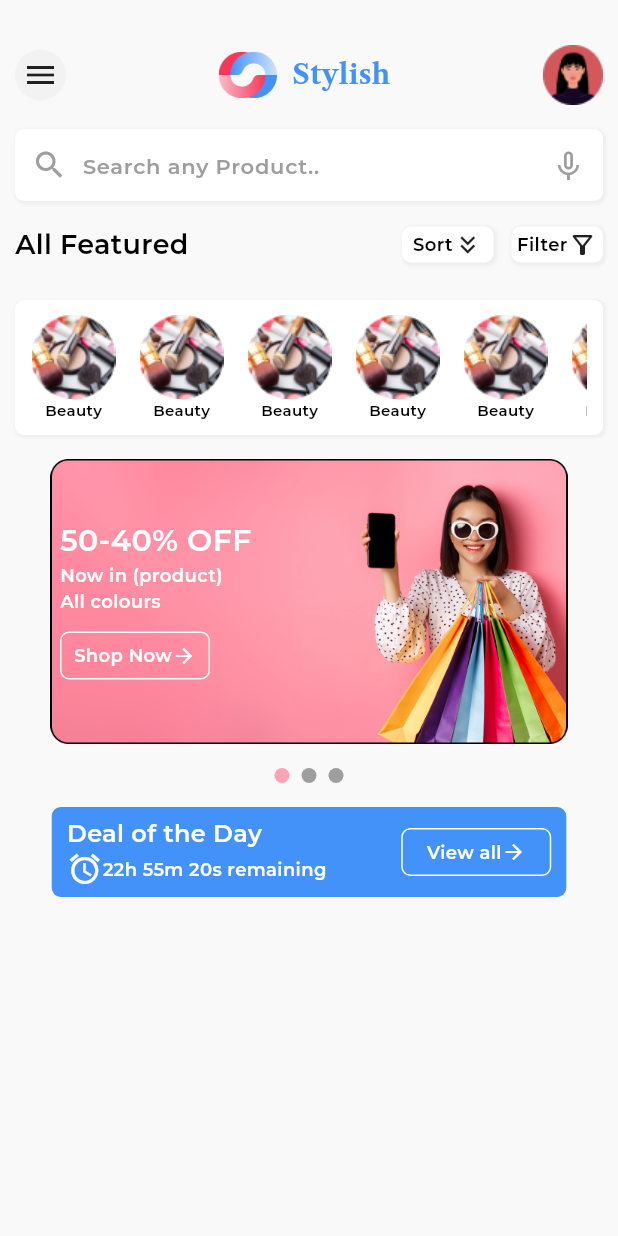
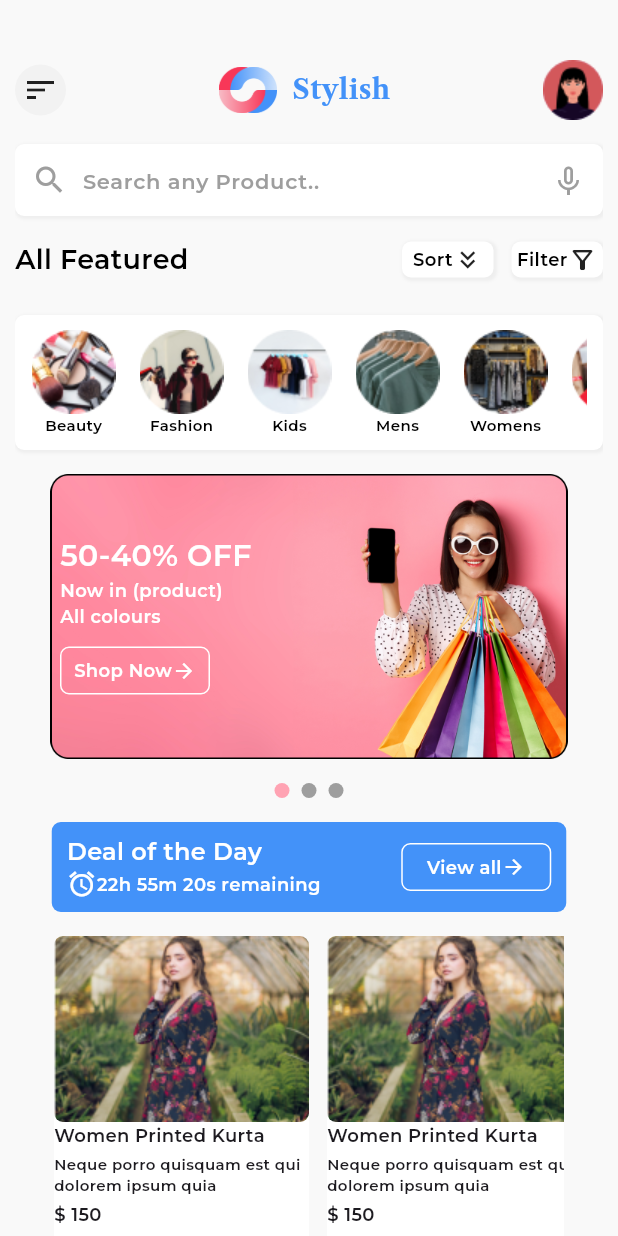
Before and after one commit to 3bdelazizRs/eCommerce-App-Stylish, a Flutter app: the HomePage screen opened directly, on a phone screen of 412 x 824 dp. Run offline on Flutter 3.47's test engine with Material 3 defaults, Android fonts, the phone set to English and light mode, and no system bars; drawn by our look-alikes of smooth_page_indicator; project files that could hold a hidden picture were left out.

Commit message:
add card of annonce and top menu

```diff
--- a/lib/constants/const.dart
+++ b/lib/constants/const.dart
@@ -9,3 +9,4 @@ var circleColor = const Color(0xFFFCF3F6);
 var menuCircleColor = const Color(0xFFF2F2F2);
 var dotsColor = const Color(0xFFFFA3B3);
 var dealColor = const Color(0xFF4392F9);
+var trendingColor = const Color(0xFFFD6E87);
--- a/lib/view/home/homePage.dart
+++ b/lib/view/home/homePage.dart
@@ -1,4 +1,8 @@
 import 'package:e_commerce/constants/const.dart';
+import 'package:e_commerce/view/widgets/cardannonce.dart';
+import 'package:e_commerce/view/widgets/cardofmenu.dart';
+import 'package:e_commerce/view/widgets/cardofproduct.dart';
+import 'package:e_commerce/view/widgets/costumtext.dart';
 import 'package:flutter/material.dart';
 import 'package:smooth_page_indicator/smooth_page_indicator.dart';
 
@@ -11,12 +15,20 @@ class HomePage extends StatefulWidget {
 
 class _HomePageState extends State<HomePage> {
   final controller = PageController();
+  var topMenu = [
+    {"title": "Beauty", "image": "assets/img/Ellipse 4.png"},
+    {"title": "Fashion", "image": "assets/img/Ellipse 5.png"},
+    {"title": "Kids", "image": "assets/img/Ellipse 6.png"},
+    {"title": "Mens", "image": "assets/img/Ellipse 7.png"},
+    {"title": "Womens", "image": "assets/img/Ellipse 8.png"},
+    {"title": "Gifts", "image": "assets/img/Ellipse 9.png"},
+  ];
   @override
   Widget build(BuildContext context) {
     return Scaffold(
       backgroundColor: backgroundColor,
       body: Padding(
-        padding: const EdgeInsets.only(right: 10, left: 10, top: 30),
+        padding: const EdgeInsets.only(right: 10, left: 10, top: 40),
         child: SingleChildScrollView(
           child: Column(
             children: [
@@ -28,7 +40,7 @@ class _HomePageState extends State<HomePage> {
                     decoration: BoxDecoration(
                         color: menuCircleColor,
                         borderRadius: BorderRadius.circular(100)),
-                    child: const Icon(Icons.menu),
+                    child: const Icon(Icons.sort),
                   ),
                   Row(
                     children: [
@@ -195,24 +207,11 @@ class _HomePageState extends State<HomePage> {
                 child: ListView.builder(
                     physics: const BouncingScrollPhysics(),
                     scrollDirection: Axis.horizontal,
-                    itemCount: 6,
-                    itemBuilder: (context, item) {
-                      return Padding(
-                        padding: const EdgeInsets.only(right: 16),
-                        child: Column(
-                          mainAxisAlignment: MainAxisAlignment.center,
-                          children: [
-                            Image.asset("assets/img/Ellipse 4.png"),
-                            const Text(
-                              "Beauty",
-                              style: TextStyle(
-                                color: Colors.black,
-                                fontSize: 10,
-                                fontFamily: 'Montserrat',
-                              ),
-                            )
-                          ],
-                        ),
+                    itemCount: topMenu.length,
+                    itemBuilder: (context, index) {
+                      return CardOfMenu(
+                        text: topMenu[index]["title"]!,
+                        img: topMenu[index]["image"]!,
                       );
                     }),
               ),
@@ -313,50 +312,176 @@ class _HomePageState extends State<HomePage> {
                 height: 16,
               ),
               /* Deal of the Day CARD */
+              CardAnnonce(
+                text: "Deal of the Day",
+                descpition: "22h 55m 20s remaining ",
+                icon: Icons.alarm,
+                color: dealColor,
+              ),
+              const SizedBox(
+                height: 16,
+              ),
+              SizedBox(
+                width: 340,
+                height: 241,
+                child: ListView.builder(
+                    itemCount: 9,
+                    scrollDirection: Axis.horizontal,
+                    itemBuilder: (context, item) {
+                      return const CardOfProduct();
+                    }),
+              ),
+              const SizedBox(
+                height: 16,
+              ),
               Container(
-                padding: const EdgeInsets.symmetric(horizontal: 10),
+                padding: const EdgeInsets.only(left: 8),
+                height: 84,
                 width: 343,
-                height: 60,
                 decoration: BoxDecoration(
-                    color: dealColor, borderRadius: BorderRadius.circular(6)),
+                    borderRadius: BorderRadius.circular(6),
+                    color: Colors.white),
+                child: Row(
+                  children: [
+                    Image.asset("assets/img/Rectangle 56.png"),
+                    const SizedBox(
+                      width: 24,
+                    ),
+                    const Column(
+                        crossAxisAlignment: CrossAxisAlignment.start,
+                        mainAxisAlignment: MainAxisAlignment.center,
+                        children: [
+                          costumText(
+                            text: "Special Offers",
+                            size: 16,
+                            fontWeight: FontWeight.w600,
+                          ),
+                          SizedBox(height: 8),
+                          costumText(
+                              text:
+                                  "We make sure you get the \noffer you need at best prices"),
+                        ])
+                  ],
+                ),
+              ),
+              const SizedBox(
+                height: 16,
+              ),
+              CardAnnonce(
+                  text: "Trending Products",
+                  descpition: "Last Date 29/03/24",
+                  icon: Icons.calendar_month_outlined,
+                  color: trendingColor),
+              const SizedBox(
+                height: 14,
+              ),
+              SizedBox(
+                width: 340,
+                height: 200,
+                child: ListView.builder(
+                    itemCount: 9,
+                    scrollDirection: Axis.horizontal,
+                    itemBuilder: (context, item) {
+                      return Padding(
+                        padding: const EdgeInsets.only(right: 12),
+                        child: Container(
+                          decoration: BoxDecoration(
+                              color: Colors.white,
+                              borderRadius: BorderRadius.circular(6)),
+                          child: Column(
+                            crossAxisAlignment: CrossAxisAlignment.start,
+                            children: [
+                              ClipRRect(
+                                  borderRadius: BorderRadius.circular(6),
+                                  child:
+                                      Image.asset("assets/img/image 18.png")),
+                              const Text(
+                                "IWC Schaffhausen \n2021 Pilot's Watch\n\"SIHH 2019\" 44mm",
+                                style: TextStyle(
+                                    fontSize: 12,
+                                    fontFamily: 'Montserrat',
+                                    fontWeight: FontWeight.w500),
+                              ),
+                              const SizedBox(
+                                height: 4,
+                              ),
+                              const Text(
+                                "\$ 650",
+                                style: TextStyle(
+                                    fontSize: 12,
+                                    fontFamily: 'Montserrat',
+                                    fontWeight: FontWeight.w600),
+                              ),
+                              const SizedBox(
+                                height: 4,
+                              ),
+                              const Row(
+                                children: [
+                                  Text(
+                                    "\$ 1599",
+                                    style: TextStyle(
+                                      color: Colors.grey,
+                                      decoration: TextDecoration.lineThrough,
+                                      fontSize: 12,
+                                      fontFamily: 'Montserrat',
+                                    ),
+                                  ),
+                                  SizedBox(
+                                    width: 4,
+                                  ),
+                                  Text(
+                                    "40% Off",
+                                    style: TextStyle(
+                                      color: Colors.red,
+                                      fontSize: 10,
+                                      fontFamily: 'Montserrat',
+                                    ),
+                                  ),
+                                ],
+                              ),
+                            ],
+                          ),
+                        ),
+                      );
+                    }),
+              ),
+              const SizedBox(
+                height: 14,
+              ),
+              Container(
+                width: 343,
+                height: 270,
+                decoration:
+                    BoxDecoration(borderRadius: BorderRadius.circular(6)),
+                child: Column(
+                  children: [
+                    Image.asset("assets/img/image 10.png"),
+                    Padding(
+                      padding: const EdgeInsets.symmetric(horizontal: 8),
                       child: Row(
                         mainAxisAlignment: MainAxisAlignment.spaceBetween,
                         children: [
                           const Column(
                             crossAxisAlignment: CrossAxisAlignment.start,
-                      mainAxisAlignment: MainAxisAlignment.center,
                             children: [
-                        Text(
-                          "Deal of the Day",
-                          style: TextStyle(
-                              color: Colors.white,
-                              fontSize: 16,
-                              fontFamily: 'Montserrat',
-                              fontWeight: FontWeight.w500),
-                        ),
-                        Row(
-                          children: [
-                            Icon(
-                              Icons.alarm,
-                              color: Colors.white,
+                              SizedBox(
+                                height: 8,
                               ),
                               Text(
-                              "22h 55m 20s remaining ",
+                                "New Arrivals ",
                                 style: TextStyle(
-                                  color: Colors.white,
-                                  fontSize: 12,
+                                    fontSize: 20,
                                     fontFamily: 'Montserrat',
-                                  fontWeight: FontWeight.w500),
+                                    fontWeight: FontWeight.w600),
                               ),
-                          ],
-                        )
+                              Text("Summer' 25 Collections"),
                             ],
                           ),
                           Container(
-                      width: 100,
+                            width: 90,
                             height: 32,
                             decoration: BoxDecoration(
-                          border: Border.all(color: Colors.white),
+                                color: primaryColor,
                                 borderRadius: BorderRadius.circular(6)),
                             child: const Row(
                               mainAxisAlignment: MainAxisAlignment.center,
@@ -382,6 +507,9 @@ class _HomePageState extends State<HomePage> {
                     )
                   ],
                 ),
+              )
+            ],
+          ),
         ),
       ),
     );
--- /dev/null
+++ b/lib/view/widgets/cardannonce.dart
@@ -0,0 +1,86 @@
+import 'package:flutter/material.dart';
+
+class CardAnnonce extends StatelessWidget {
+  const CardAnnonce({
+    super.key,
+    required this.text,
+    required this.descpition,
+    required this.icon,
+    required this.color,
+  });
+  final String text;
+  final String descpition;
+  final IconData icon;
+  final Color color;
+  @override
+  Widget build(BuildContext context) {
+    return Container(
+      padding: const EdgeInsets.symmetric(horizontal: 10),
+      width: 343,
+      height: 60,
+      decoration:
+          BoxDecoration(color: color, borderRadius: BorderRadius.circular(6)),
+      child: Row(
+        mainAxisAlignment: MainAxisAlignment.spaceBetween,
+        children: [
+          Column(
+            crossAxisAlignment: CrossAxisAlignment.start,
+            mainAxisAlignment: MainAxisAlignment.center,
+            children: [
+              Text(
+                text,
+                style: const TextStyle(
+                    color: Colors.white,
+                    fontSize: 16,
+                    fontFamily: 'Montserrat',
+                    fontWeight: FontWeight.w500),
+              ),
+              Row(
+                children: [
+                  Icon(
+                    icon,
+                    size: 20,
+                    color: Colors.white,
+                  ),
+                  Text(
+                    descpition,
+                    style: const TextStyle(
+                        color: Colors.white,
+                        fontSize: 12,
+                        fontFamily: 'Montserrat',
+                        fontWeight: FontWeight.w500),
+                  ),
+                ],
+              )
+            ],
+          ),
+          Container(
+            width: 100,
+            height: 32,
+            decoration: BoxDecoration(
+                border: Border.all(color: Colors.white),
+                borderRadius: BorderRadius.circular(6)),
+            child: const Row(
+              mainAxisAlignment: MainAxisAlignment.center,
+              children: [
+                Text(
+                  "View all",
+                  style: TextStyle(
+                      color: Colors.white,
+                      fontSize: 12,
+                      fontFamily: 'Montserrat',
+                      fontWeight: FontWeight.w700),
+                ),
+                Icon(
+                  Icons.arrow_forward_outlined,
+                  color: Colors.white,
+                  size: 16,
+                )
+              ],
+            ),
+          )
+        ],
+      ),
+    );
+  }
+}
--- /dev/null
+++ b/lib/view/widgets/cardofmenu.dart
@@ -0,0 +1,31 @@
+import 'package:flutter/material.dart';
+
+class CardOfMenu extends StatelessWidget {
+  const CardOfMenu({
+    super.key,
+    required this.img,
+    required this.text,
+  });
+  final String img;
+  final String text;
+  @override
+  Widget build(BuildContext context) {
+    return Padding(
+      padding: const EdgeInsets.only(right: 16),
+      child: Column(
+        mainAxisAlignment: MainAxisAlignment.center,
+        children: [
+          Image.asset(img),
+          Text(
+            text,
+            style: const TextStyle(
+              color: Colors.black,
+              fontSize: 10,
+              fontFamily: 'Montserrat',
+            ),
+          )
+        ],
+      ),
+    );
+  }
+}
--- /dev/null
+++ b/lib/view/widgets/cardofproduct.dart
@@ -0,0 +1,104 @@
+import 'package:e_commerce/view/widgets/costumtext.dart';
+import 'package:flutter/material.dart';
+
+class CardOfProduct extends StatelessWidget {
+  const CardOfProduct({
+    super.key,
+  });
+
+  @override
+  Widget build(BuildContext context) {
+    return Padding(
+      padding: const EdgeInsets.only(right: 12),
+      child: Container(
+        decoration: BoxDecoration(
+            color: Colors.white,
+            borderRadius: BorderRadius.circular(6)),
+        child: Column(
+          crossAxisAlignment: CrossAxisAlignment.start,
+          children: [
+            ClipRRect(
+                borderRadius: BorderRadius.circular(6),
+                child:
+                    Image.asset("assets/img/image 15.png")),
+            const Text(
+              "Women Printed Kurta",
+              style: TextStyle(
+                  fontSize: 12,
+                  fontFamily: 'Montserrat',
+                  fontWeight: FontWeight.w600),
+            ),
+            const SizedBox(
+              height: 4,
+            ),
+            const Text(
+              "Neque porro quisquam est qui \ndolorem ipsum quia",
+              style: TextStyle(
+                  fontSize: 10,
+                  fontFamily: 'Montserrat',
+                  fontWeight: FontWeight.w600),
+            ),
+            const SizedBox(
+              height: 4,
+            ),
+            const Text(
+              "\$ 150",
+              style: TextStyle(
+                fontSize: 12,
+                fontFamily: 'Montserrat',
+              ),
+            ),
+            const SizedBox(
+              height: 4,
+            ),
+            const Row(
+              children: [
+                Text(
+                  "\$ 240",
+                  style: TextStyle(
+                    color: Colors.grey,
+                    decoration: TextDecoration.lineThrough,
+                    fontSize: 12,
+                    fontFamily: 'Montserrat',
+                  ),
+                ),
+                SizedBox(
+                  width: 4,
+                ),
+                Text(
+                  "40%Off",
+                  style: TextStyle(
+                    color: Colors.red,
+                    fontSize: 10,
+                    fontFamily: 'Montserrat',
+                  ),
+                ),
+              ],
+            ),
+            const Row(
+              children: [
+                Icon(Icons.star,
+                    color: Colors.yellow, size: 16),
+                Icon(Icons.star,
+                    color: Colors.yellow, size: 16),
+                Icon(Icons.star,
+                    color: Colors.yellow, size: 16),
+                Icon(Icons.star,
+                    color: Colors.yellow, size: 16),
+                Icon(Icons.star,
+                    color: Colors.grey, size: 16),
+                SizedBox(
+                  width: 4,
+                ),
+                costumText(
+                  text: "56890",
+                  color: Colors.grey,
+                ),
+              ],
+            )
+          ],
+        ),
+      ),
+    );
+  }
+}
--- /dev/null
+++ b/lib/view/widgets/costumtext.dart
@@ -0,0 +1,28 @@
+import 'package:flutter/material.dart';
+
+class costumText extends StatelessWidget {
+  const costumText({
+    super.key,
+    required this.text,
+    this.color = Colors.black,
+    this.size = 12,
+    this.fontFamily = 'Montserrat',
+    this.fontWeight = FontWeight.normal,
+  });
+  final String text;
+  final Color color;
+  final double size;
+  final String fontFamily;
+  final FontWeight fontWeight;
+  @override
+  Widget build(BuildContext context) {
+    return Text(
+      text,
+      style: TextStyle(
+          color: color,
+          fontSize: size,
+          fontFamily: fontFamily,
+          fontWeight: fontWeight),
+    );
+  }
+}
```
Also changed, not shown: assets/img/Ellipse 5.png (added), assets/img/Ellipse 6.png (added), assets/img/Ellipse 7.png (added), assets/img/Ellipse 8.png (added), assets/img/Ellipse 9.png (added), assets/img/Rectangle 56.png (added), assets/img/image 10.png (added), assets/img/image 15.png (added), assets/img/image 18.png (added). Lines whose indentation alone changed are shown as unchanged.
